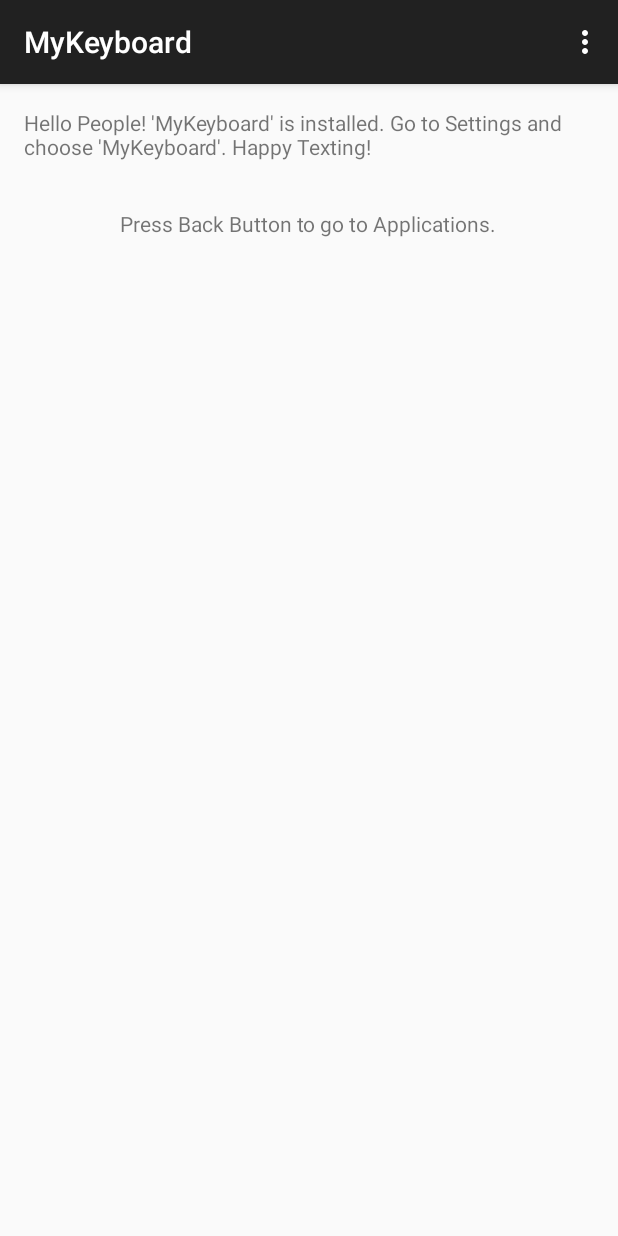
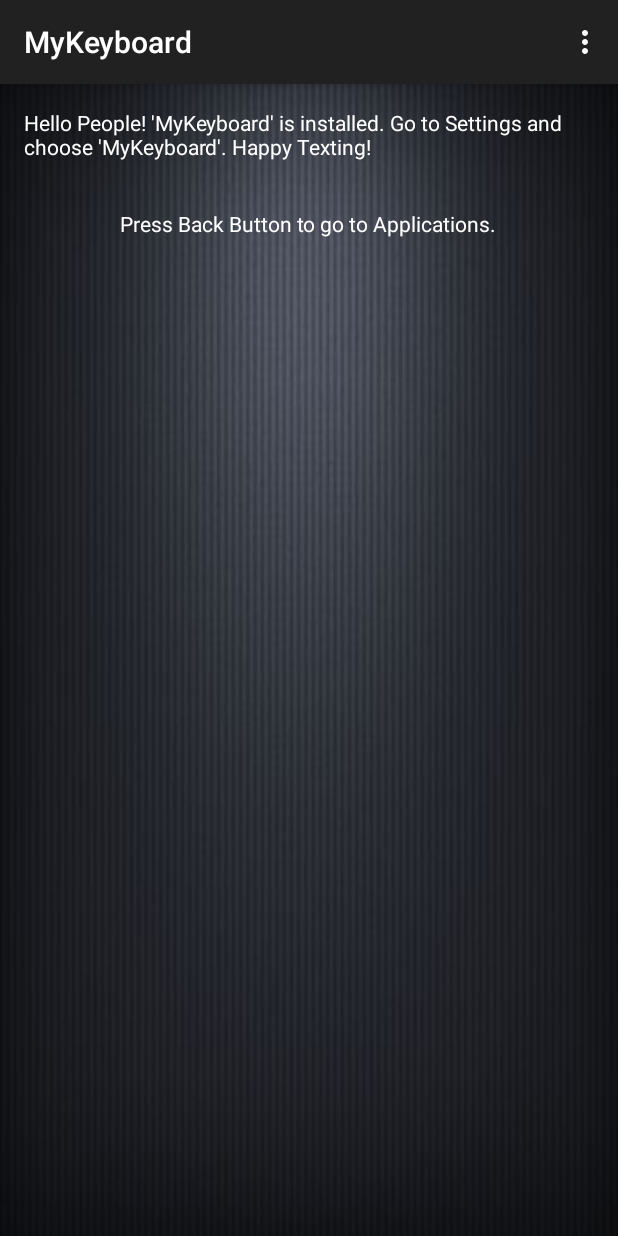
Before and after one commit to avinashke1/CustomKeyboard, an Android app: the screen it shows after launch (MainActivity), on a phone screen of 412 x 824 dp. Run offline under Robolectric (Android 15) with nearby library versions, the phone set to English and light mode, and no system bars.

Commit message:
commit message

```diff
--- a/app/src/main/res/layout/activity_main.xml
+++ b/app/src/main/res/layout/activity_main.xml
@@ -7,7 +7,8 @@
     android:paddingLeft="@dimen/activity_horizontal_margin"
     android:paddingRight="@dimen/activity_horizontal_margin"
     android:paddingTop="@dimen/activity_vertical_margin"
-    tools:context="com.example.andrei.customkeyboard.MainActivity">
+    tools:context="com.example.andrei.customkeyboard.MainActivity"
+    android:background="@drawable/gradient">
 
     <TextView
         android:layout_width="wrap_content"
@@ -16,7 +17,8 @@
         android:id="@+id/textView2"
         android:layout_alignParentTop="true"
         android:layout_alignParentRight="true"
-        android:layout_alignParentEnd="true" />
+        android:layout_alignParentEnd="true"
+        android:textColor="#ffffff" />
 
     <TextView
         android:layout_width="wrap_content"
@@ -25,5 +27,6 @@
         android:id="@+id/textView"
         android:layout_below="@+id/textView2"
         android:layout_centerHorizontal="true"
-        android:layout_marginTop="32dp" />
+        android:layout_marginTop="32dp"
+        android:textColor="#ffffff" />
 </RelativeLayout>
```
Also changed, not shown: app/src/main/res/xml/qwerty.xml (+4 -4 lines), app/src/main/res/drawable/gradient.jpg (added).
